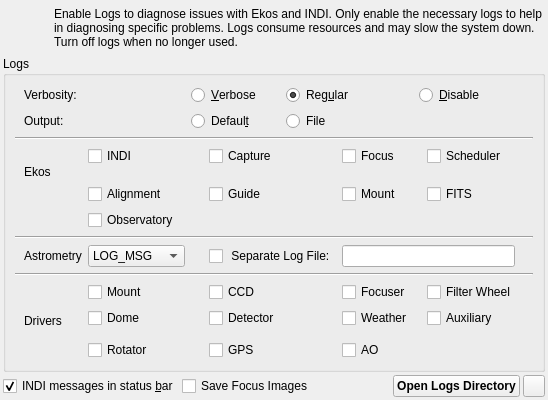
KDE/kstars, file kstars/ekos/auxiliary/opslogs.ui: the form before one commit.
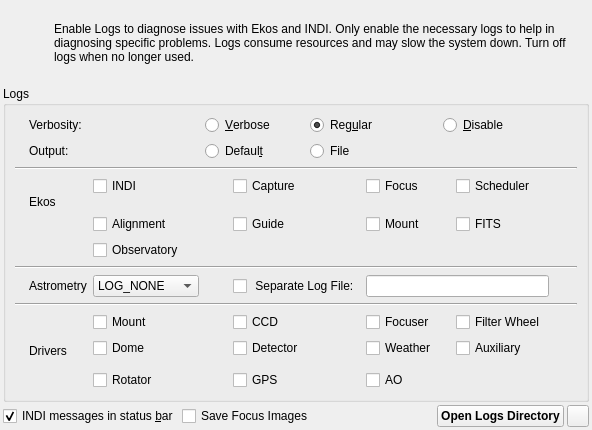
The form after the commit. Icons and pictures are not drawn.

```diff
--- a/kstars/ekos/auxiliary/opslogs.ui
+++ b/kstars/ekos/auxiliary/opslogs.ui
@@ -6,8 +6,8 @@
    <rect>
     <x>0</x>
     <y>0</y>
-    <width>548</width>
-    <height>400</height>
+    <width>592</width>
+    <height>430</height>
    </rect>
   </property>
   <layout class="QVBoxLayout" name="verticalLayout">
@@ -430,13 +430,18 @@
          <string>The Logging Level for StellarSolver and Astrometry.net</string>
         </property>
         <property name="currentIndex">
-         <number>1</number>
+         <number>0</number>
         </property>
         <item>
          <property name="text">
           <string>LOG_NONE</string>
          </property>
         </item>
+        <item>
+         <property name="text">
+          <string>LOG_ERROR</string>
+         </property>
+        </item>
         <item>
          <property name="text">
           <string>LOG_MSG</string>
```
Left out of the diff: 2 changed lines with no effect on the pictures.
